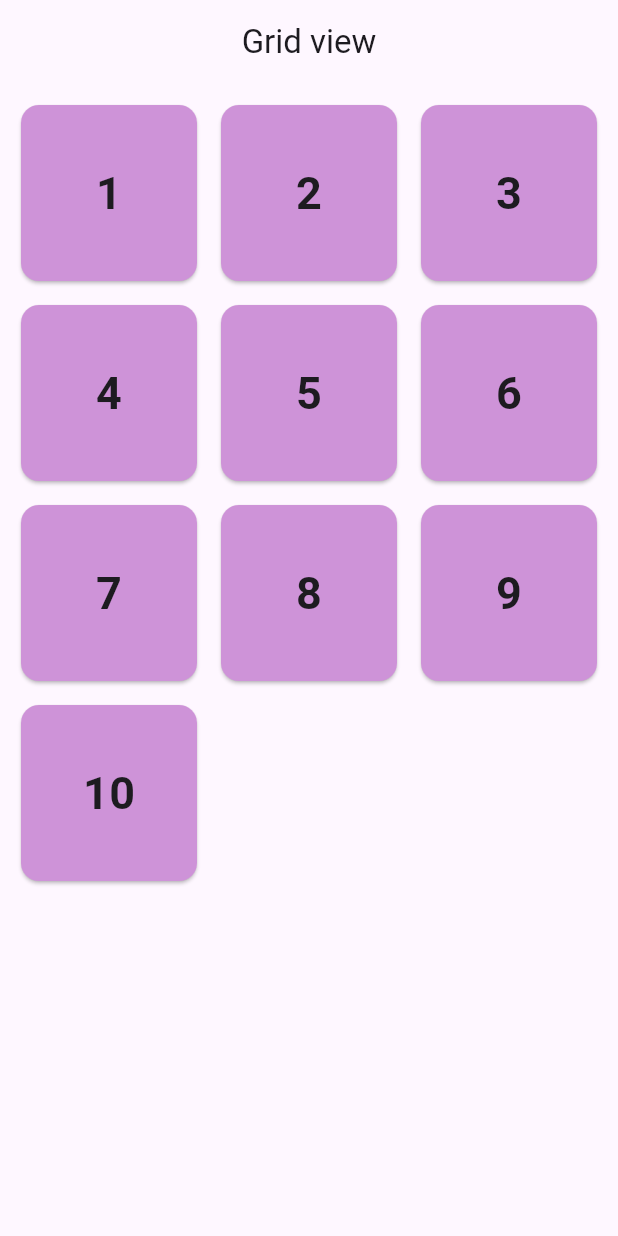
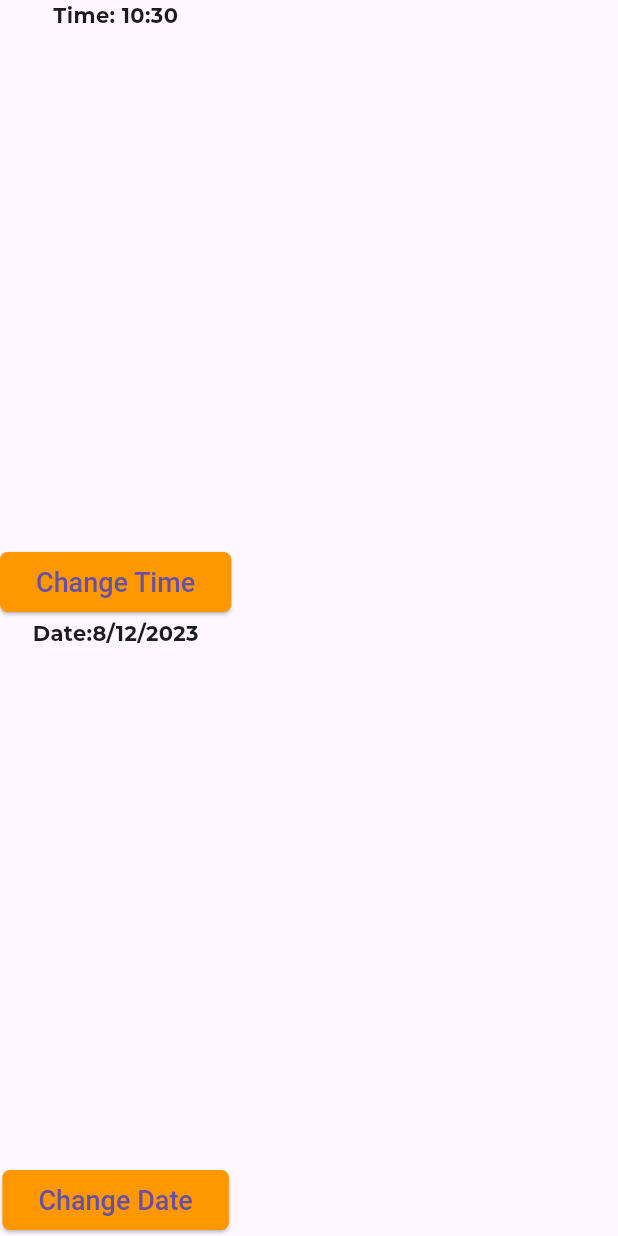
Before and after one commit to Anushastha/NewClassApp, a Flutter app: the screen it shows after launch, on a phone screen of 412 x 824 dp. Run offline on Flutter 3.47's test engine with Material 3 defaults, Android fonts, the light colour scheme and no system bars.

Commit message:
class app

```diff
--- a/lib/app/app.dart
+++ b/lib/app/app.dart
@@ -1,5 +1,6 @@
 import 'package:flutter/material.dart';
 import 'package:newclassapp/app/routes/app_route.dart';
+import 'package:newclassapp/theme/theme_data.dart';
 
 class App extends StatelessWidget {
   const App({super.key});
@@ -9,7 +10,8 @@ class App extends StatelessWidget {
     return MaterialApp(
       debugShowCheckedModeBanner: false,
       title: 'Flutter Course',
-      initialRoute: AppRoute.gridRoute,
+      theme: getApplicationTheme(),
+      initialRoute: AppRoute.splashRoute,
       routes: AppRoute.getApplicationRoute(),
     );
   }
--- a/lib/app/routes/app_route.dart
+++ b/lib/app/routes/app_route.dart
@@ -1,10 +1,14 @@
 import 'package:newclassapp/view/container_view.dart';
+import 'package:newclassapp/view/dashboard_nav_view.dart';
+import 'package:newclassapp/view/date_time_view.dart';
 import 'package:newclassapp/view/expanded_flexible_view.dart';
 import 'package:newclassapp/view/grid_view_view.dart';
 import 'package:newclassapp/view/image_view.dart';
 import 'package:newclassapp/view/list_output_view.dart';
 import 'package:newclassapp/view/list_view.dart';
 import 'package:newclassapp/view/row_and_column_view.dart';
+import 'package:newclassapp/view/splash_view.dart';
+import 'package:newclassapp/view/stacks_view.dart';
 import 'package:newclassapp/view/student_list_view.dart';
 
 import '../../view/arithmetic_view.dart';
@@ -28,6 +32,10 @@ class AppRoute {
   static const String expandedRoute = '/expandedFlexible';
   static const String rowAndColumnRoute = '/rowAndColum';
   static const String gridRoute = '/grid';
+  static const String stackRoute = '/stack';
+  static const String dashboardNavRoute = '/dashboardNav';
+  static const String splashRoute = '/splash';
+  static const String dateTimeRoute = '/dateTime';
 
   static getApplicationRoute() {
     return {
@@ -39,10 +47,14 @@ class AppRoute {
       imageRoute: (context) => const ImageView(),
       listRoute: (context) => const ListViews(),
       studentListRoute: (context) => const StudentListView(),
-      studentListAllRoute: (context) => const ListOutputView(),
+      studentListAllRoute: (context) => const StudentOutputView(),
       expandedRoute: (context) => const ExpandedFlexibleView(),
       rowAndColumnRoute: (context) => const RowAndColumnView(),
       gridRoute: (context) => const GridViewView(),
+      stackRoute: (context) => const StacksView(),
+      dashboardNavRoute: (context) => const DashboardNavView(),
+      splashRoute: (context) => const SplashScreen(),
+      dateTimeRoute: (context) => const DateTimeView(),
     };
   }
 }
--- /dev/null
+++ b/lib/theme/theme_data.dart
@@ -0,0 +1,22 @@
+import 'package:flutter/material.dart';
+//sabai themes ko lagi yei rakhne
+
+ThemeData getApplicationTheme() {
+  return ThemeData(
+    fontFamily: 'Montserrat Bold',
+    elevatedButtonTheme: ElevatedButtonThemeData(
+      style: ElevatedButton.styleFrom(
+        textStyle: const TextStyle(
+          fontSize: 18,
+          color: Colors.white,
+          fontWeight: FontWeight.w500,
+          fontFamily: 'Times New Roman ',
+        ),
+        backgroundColor: Colors.orange,
+        shape: RoundedRectangleBorder(
+          borderRadius: BorderRadius.circular(5),
+        ),
+      ),
+    ),
+  );
+}
--- /dev/null
+++ b/lib/view/date_time_view.dart
@@ -0,0 +1,60 @@
+import 'package:flutter/material.dart';
+
+class DateTimeView extends StatefulWidget {
+  const DateTimeView({super.key});
+
+  @override
+  State<DateTimeView> createState() => _DateTimeViewState();
+}
+
+class _DateTimeViewState extends State<DateTimeView> {
+  TimeOfDay? time = TimeOfDay.now();
+  DateTime? date = DateTime.now();
+  @override
+  Widget build(BuildContext context) {
+    return Scaffold(
+      body: SafeArea(
+          child: Column(
+            children: [
+              Text(
+                'Time: ${time!.hour}:${time!.minute}',
+              ),
+              const Spacer(),
+              ElevatedButton(
+                  onPressed: () async {
+                    TimeOfDay? newTime = await showTimePicker(
+                      context: context,
+                      initialTime: time!,
+                    );
+                    if (newTime != null) {
+                      setState(() {
+                        time = newTime;
+                      });
+                    }
+                  },
+                  child: const Text('Change Time')),
+              Text(
+                'Date:${date!.day}/${date!.month}/${date!.year}',
+              ),
+              const Spacer(),
+              ElevatedButton(
+                onPressed: () async {
+                  DateTime? newDate = await showDatePicker(
+                    context: context,
+                    initialDate: date!,
+                    firstDate: DateTime(2000),
+                    lastDate: DateTime(2050),
+                  );
+                  if (newDate != null) {
+                    setState(() {
+                      date = newDate;
+                    });
+                  }
+                },
+                child: const Text('Change Date'),
+              ),
+            ],
+          )),
+    );
+  }
+}
--- a/lib/view/grid_view_view.dart
+++ b/lib/view/grid_view_view.dart
@@ -13,8 +13,8 @@ class GridViewView extends StatelessWidget {
       ),
       body: GridView.count(
         padding: const EdgeInsets.all(10),
-        crossAxisSpacing: 8,
-        mainAxisSpacing: 8,
+        crossAxisSpacing: 5,
+        mainAxisSpacing: 5,
         crossAxisCount: 3,
         children: [
           for (int i = 1; i <= 10; i++) ...{
```
Also changed, not shown: lib/app/common/display_student_view.dart (+16 -44 lines), lib/view/bottom_view/about_view.dart (added, +14 -0 lines), lib/view/bottom_view/cart_view.dart (added, +14 -0 lines), lib/view/bottom_view/home_view.dart (added, +14 -0 lines), lib/view/bottom_view/profile_view.dart (added, +14 -0 lines), lib/view/dashboard_nav_view.dart (added, +53 -0 lines), lib/view/list_output_view.dart (+11 -12 lines), lib/view/splash_view.dart (added, +38 -0 lines), lib/view/stacks_view.dart (added, +96 -0 lines), lib/view/student_list_view.dart (+78 -27 lines), pubspec.yaml (+14 -12 lines), assets/fonts/Montserrat-Bold.ttf (added), assets/fonts/Montserrat-BoldItalic.ttf (added), assets/fonts/OpenSans-Bold.ttf (added), 1 more files.
